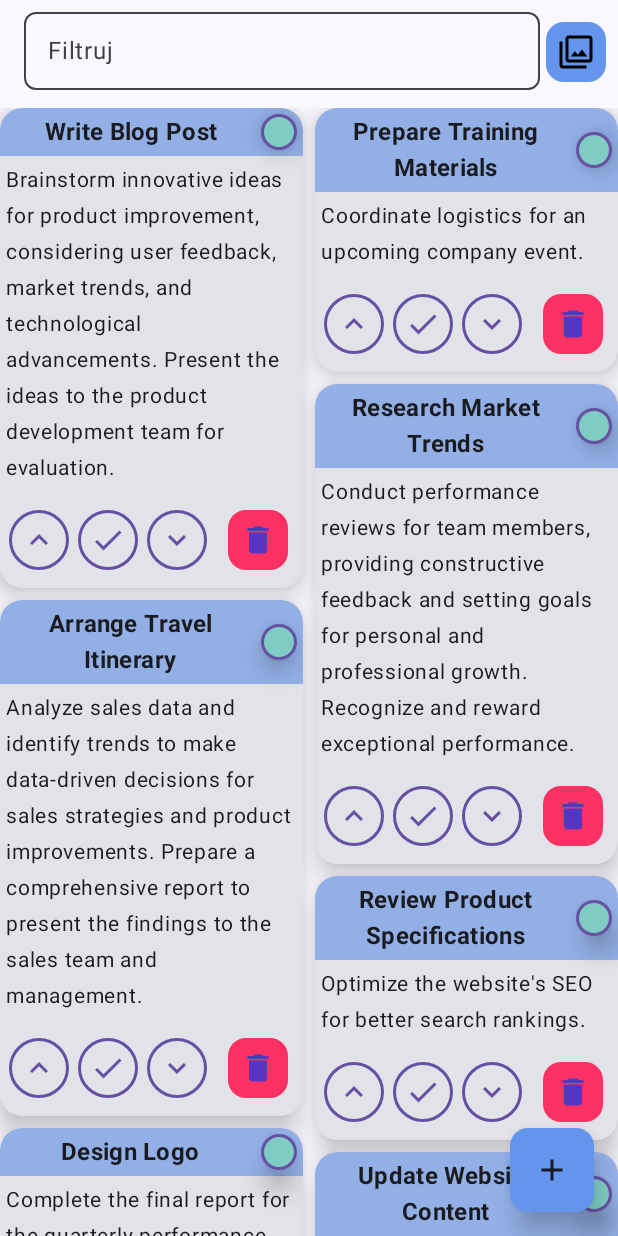
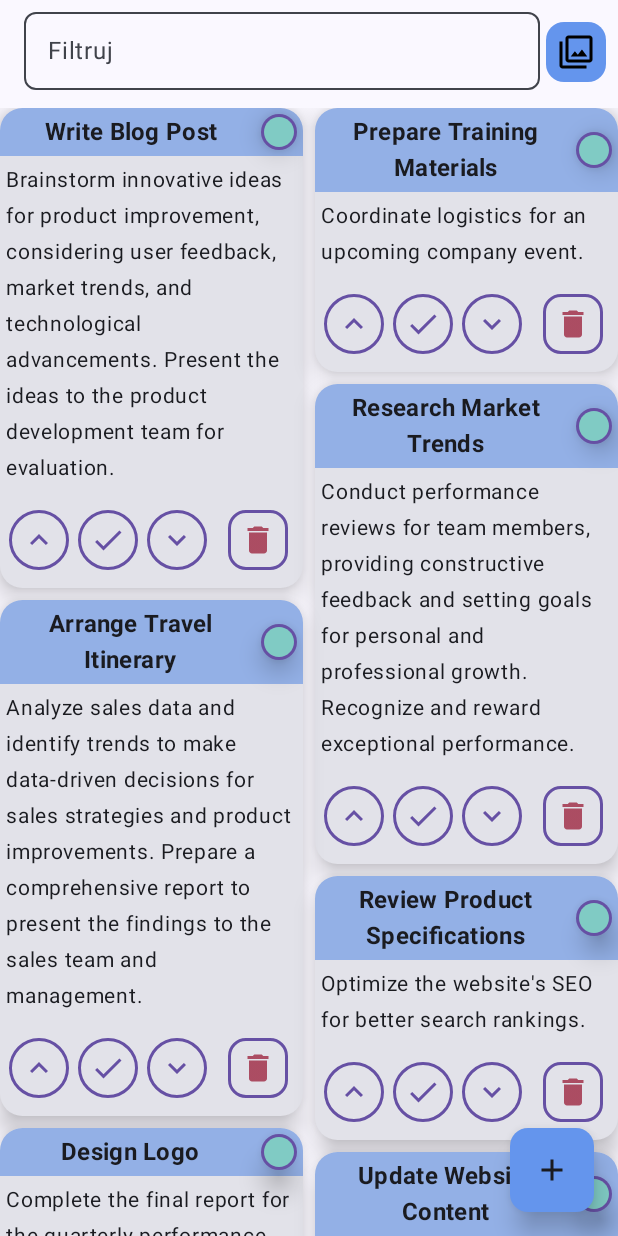
Before and after one commit to RafLew84/PrioritizeMeCompose, an Android app built with Jetpack Compose: the screen it shows after launch (MainActivity), on a phone screen of 412 x 824 dp. Run offline under Robolectric (Android 15) with nearby library versions, the phone set to English and light mode, and no system bars.

Commit message:
update TaskListScreen

```diff
--- a/app/src/main/java/com/example/prioritizemecompose/ui/screens/TaskListScreen.kt
+++ b/app/src/main/java/com/example/prioritizemecompose/ui/screens/TaskListScreen.kt
@@ -254,18 +254,19 @@ private fun ButtonsRow(
             icon = Icons.Outlined.KeyboardArrowDown
         )
 
-        FilledTonalIconButton(
+        OutlinedIconButton(
             onClick = { /* doSomething() */ },
+            shape = FloatingActionButtonDefaults.smallShape,
+            modifier = Modifier.padding(start = 4.dp),
+            border = BorderStroke(2.dp, Color(0xFF6650a4)),
             colors = IconButtonDefaults.iconButtonColors(
-                containerColor = Color(250, 50, 100)
+                contentColor = Color(0xFF6650a4),
             ),
-            shape = FloatingActionButtonDefaults.smallShape,
-            modifier = Modifier.padding(start = 4.dp)
         ) {
             Icon(
                 imageVector = Icons.Filled.Delete,
                 contentDescription = "Delete",
-                tint = Color(0xAA0437F2)
+                tint = Color(0xAA90021F)
             )
         }
     }
```
